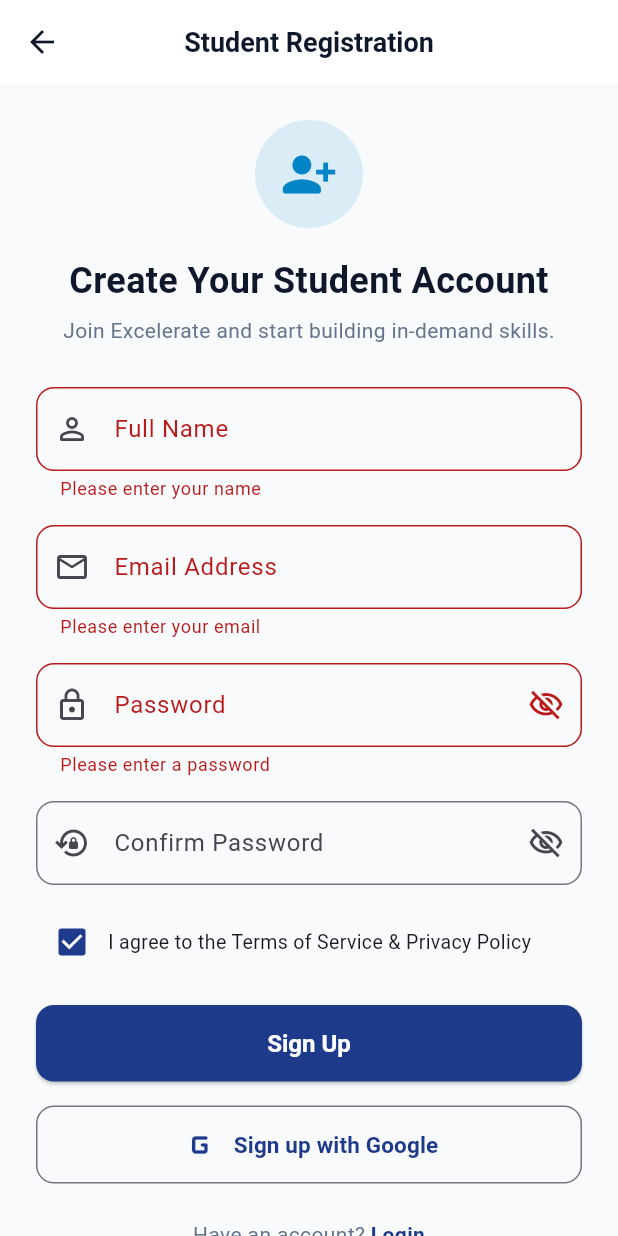
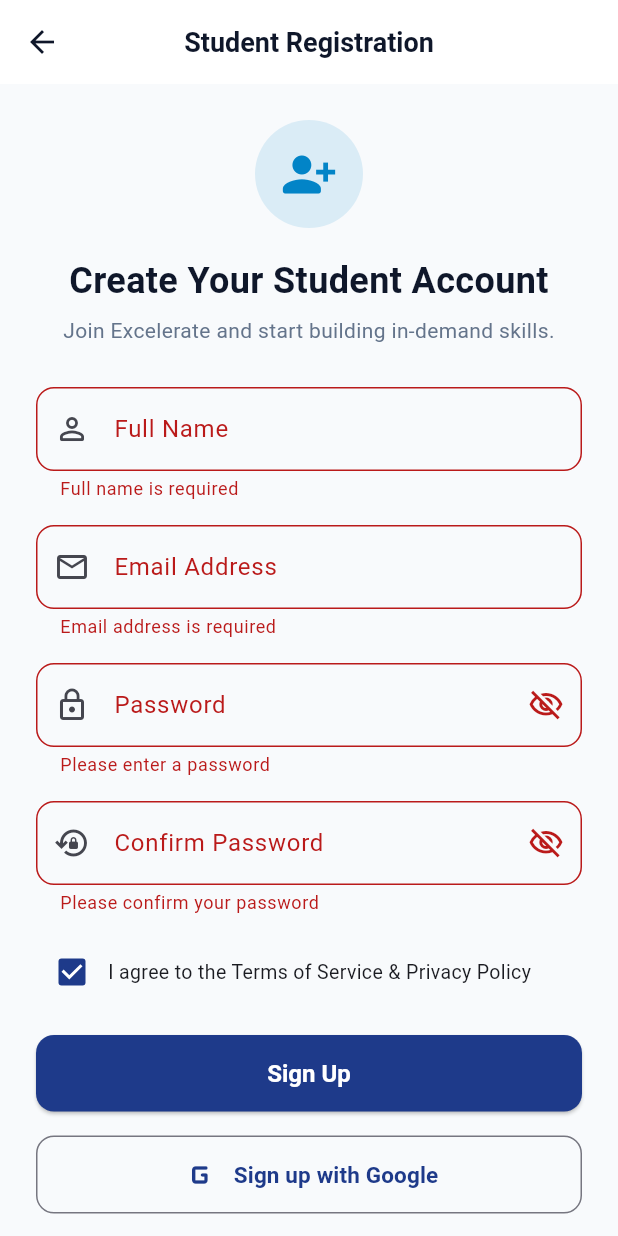
Before and after one commit to irtazaad328/ED-TECH_App, a Flutter app: the SignupScreen screen opened by its route, after a tap on "Sign Up", on a phone screen of 412 x 824 dp. Run offline on Flutter 3.47's test engine with Material 3 defaults, Android fonts, the phone set to English and light mode, and no system bars.

Commit message:
feat(auth): add Form validation, regex check, loading indicators, and test suite for Learner Login and Signup

```diff
--- a/flutterdemo/lib/screens/common/signup_screen.dart
+++ b/flutterdemo/lib/screens/common/signup_screen.dart
@@ -25,6 +25,12 @@ class _SignupScreenState extends State<SignupScreen> {
   bool _obscurePassword = true;
   bool _obscureConfirmPassword = true;
   bool _agreeToTerms = true;
+  bool _isLoading = false;
+
+  // Regular expression for RFC 5322 compliant email validation
+  static final RegExp _emailRegExp = RegExp(
+    r'^[a-zA-Z0-9._%+-]+@[a-zA-Z0-9.-]+\.[a-zA-Z]{2,}$',
+  );
 
   @override
   void dispose() {
@@ -36,24 +42,38 @@ class _SignupScreenState extends State<SignupScreen> {
     super.dispose();
   }
 
-  void _handleSignup() {
+  Future<void> _handleSignup() async {
+    if (_isLoading) return;
+
     if (!_agreeToTerms) {
       ScaffoldMessenger.of(context).showSnackBar(
         const SnackBar(
-          content: Text('Please accept the Terms & Conditions to register.'),
+          content: Text('Please accept the Terms of Service & Privacy Policy to register.'),
           backgroundColor: Colors.redAccent,
+          behavior: SnackBarBehavior.floating,
         ),
       );
       return;
     }
 
-    if (_formKey.currentState?.validate() ?? true) {
+    if (_formKey.currentState?.validate() ?? false) {
+      setState(() => _isLoading = true);
+
+      // Simulate network registration delay
+      await Future.delayed(const Duration(milliseconds: 1000));
+
+      if (!mounted) return;
+
+      setState(() => _isLoading = false);
+
+      final userName = _nameController.text.trim();
       ScaffoldMessenger.of(context).showSnackBar(
         SnackBar(
           content: Text(
-            'Welcome, ${_nameController.text.trim()}! Account created successfully.',
+            'Welcome, $userName! Your account has been created successfully.',
           ),
           backgroundColor: AppTheme.success,
+          behavior: SnackBarBehavior.floating,
         ),
       );
 
@@ -94,7 +114,7 @@ class _SignupScreenState extends State<SignupScreen> {
                     width: 72,
                     height: 72,
                     decoration: BoxDecoration(
-                      color: AppTheme.accent.withOpacity(0.12),
+                      color: AppTheme.accent.withValues(alpha: 0.12),
                       shape: BoxShape.circle,
                     ),
                     child: Icon(
@@ -132,6 +152,7 @@ class _SignupScreenState extends State<SignupScreen> {
                 // Full Name Field
                 TextFormField(
                   controller: _nameController,
+                  textInputAction: TextInputAction.next,
                   decoration: InputDecoration(
                     labelText: 'Full Name',
                     hintText: 'e.g. Ali Khan',
@@ -142,7 +163,10 @@ class _SignupScreenState extends State<SignupScreen> {
                   ),
                   validator: (value) {
                     if (value == null || value.trim().isEmpty) {
-                      return 'Please enter your name';
+                      return 'Full name is required';
+                    }
+                    if (value.trim().length < 3) {
+                      return 'Name must be at least 3 characters long';
                     }
                     return null;
                   },
@@ -153,6 +177,7 @@ class _SignupScreenState extends State<SignupScreen> {
                 TextFormField(
                   controller: _emailController,
                   keyboardType: TextInputType.emailAddress,
+                  textInputAction: TextInputAction.next,
                   decoration: InputDecoration(
                     labelText: 'Email Address',
                     hintText: 'name@example.com',
@@ -163,10 +188,10 @@ class _SignupScreenState extends State<SignupScreen> {
                   ),
                   validator: (value) {
                     if (value == null || value.trim().isEmpty) {
-                      return 'Please enter your email';
+                      return 'Email address is required';
                     }
-                    if (!value.contains('@')) {
-                      return 'Please enter a valid email address';
+                    if (!_emailRegExp.hasMatch(value.trim())) {
+                      return 'Please enter a valid email address (e.g. name@domain.com)';
                     }
                     return null;
                   },
@@ -176,7 +201,7 @@ class _SignupScreenState extends State<SignupScreen> {
                 // Teacher Specific Fields (Area of Expertise + Phone)
                 if (widget.isTeacher) ...[
                   DropdownButtonFormField<String>(
-                    value: _selectedExpertise,
+                    initialValue: _selectedExpertise,
                     decoration: InputDecoration(
                       labelText: 'Primary Area of Expertise',
                       prefixIcon: const Icon(Icons.school_outlined),
@@ -212,6 +237,7 @@ class _SignupScreenState extends State<SignupScreen> {
                   TextFormField(
                     controller: _phoneController,
                     keyboardType: TextInputType.phone,
+                    textInputAction: TextInputAction.next,
                     decoration: InputDecoration(
                       labelText: 'Phone Number',
                       hintText: '+92 300 1234567',
@@ -228,6 +254,7 @@ class _SignupScreenState extends State<SignupScreen> {
                 TextFormField(
                   controller: _passwordController,
                   obscureText: _obscurePassword,
+                  textInputAction: TextInputAction.next,
                   decoration: InputDecoration(
                     labelText: 'Password',
                     hintText: '••••••••',
@@ -264,6 +291,8 @@ class _SignupScreenState extends State<SignupScreen> {
                 TextFormField(
                   controller: _confirmPasswordController,
                   obscureText: _obscureConfirmPassword,
+                  textInputAction: TextInputAction.done,
+                  onFieldSubmitted: (_) => _handleSignup(),
                   decoration: InputDecoration(
                     labelText: 'Confirm Password',
                     hintText: '••••••••',
@@ -285,6 +314,9 @@ class _SignupScreenState extends State<SignupScreen> {
                     ),
                   ),
                   validator: (value) {
+                    if (value == null || value.trim().isEmpty) {
+                      return 'Please confirm your password';
+                    }
                     if (value != _passwordController.text) {
                       return 'Passwords do not match';
                     }
@@ -299,7 +331,9 @@ class _SignupScreenState extends State<SignupScreen> {
                     Checkbox(
                       value: _agreeToTerms,
                       activeColor: AppTheme.primary,
-                      onChanged: (val) {
+                      onChanged: _isLoading
+                          ? null
+                          : (val) {
                               setState(() {
                                 _agreeToTerms = val ?? false;
                               });
@@ -315,16 +349,25 @@ class _SignupScreenState extends State<SignupScreen> {
                 ),
                 const SizedBox(height: 18),
 
-                // Sign up Button
+                // Sign up Button with Loading Indicator
                 ElevatedButton(
-                  onPressed: _handleSignup,
+                  onPressed: _isLoading ? null : _handleSignup,
                   style: ElevatedButton.styleFrom(
                     padding: const EdgeInsets.symmetric(vertical: 16),
                     shape: RoundedRectangleBorder(
                       borderRadius: BorderRadius.circular(12),
                     ),
                   ),
-                  child: const Text(
+                  child: _isLoading
+                      ? const SizedBox(
+                          height: 20,
+                          width: 20,
+                          child: CircularProgressIndicator(
+                            strokeWidth: 2.5,
+                            valueColor: AlwaysStoppedAnimation<Color>(Colors.white),
+                          ),
+                        )
+                      : const Text(
                           'Sign Up',
                           style: TextStyle(fontSize: 16, fontWeight: FontWeight.bold),
                         ),
@@ -344,7 +387,7 @@ class _SignupScreenState extends State<SignupScreen> {
                       borderRadius: BorderRadius.circular(12),
                     ),
                   ),
-                  onPressed: _handleSignup,
+                  onPressed: _isLoading ? null : _handleSignup,
                 ),
                 const SizedBox(height: 24),
 
```
Also changed, not shown: flutterdemo/lib/screens/common/login_screen.dart (+52 -12 lines), 1 other file. Lines whose indentation alone changed are shown as unchanged.
